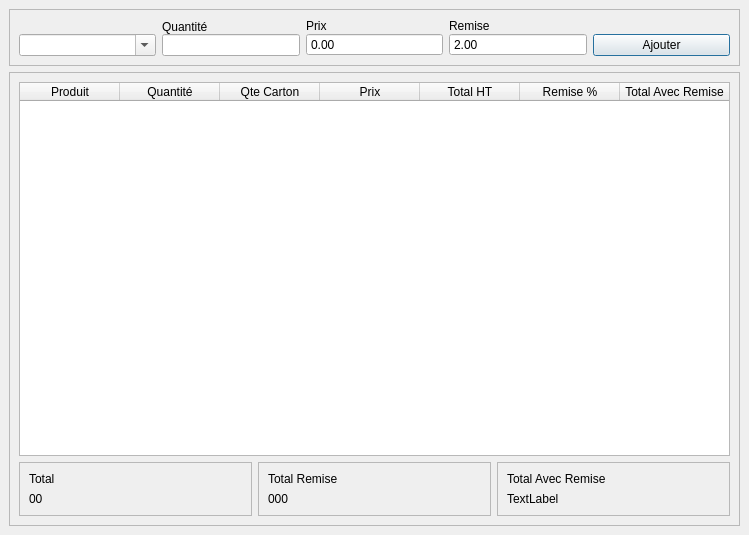
Before: the Qt Designer form gui/ui_vente_gros.ui in bdabve/credits, drawn with Qt 5.
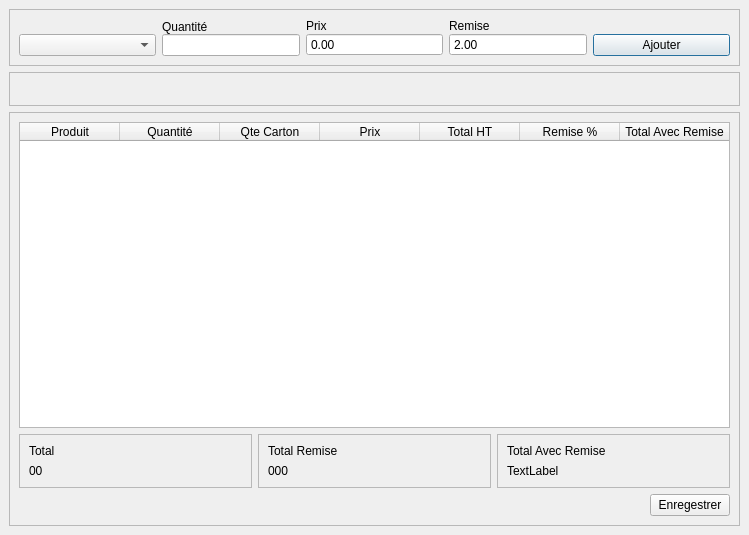
After: the same form once the commit is applied.

```diff
--- a/gui/ui_vente_gros.ui
+++ b/gui/ui_vente_gros.ui
@@ -50,7 +50,7 @@
          <item alignment="Qt::AlignBottom">
           <widget class="QComboBox" name="comboBoxProduct">
            <property name="editable">
-            <bool>true</bool>
+            <bool>false</bool>
            </property>
           </widget>
          </item>
@@ -199,6 +199,25 @@
         </layout>
        </widget>
       </item>
+      <item>
+       <widget class="QFrame" name="frame_8">
+        <property name="frameShape">
+         <enum>QFrame::StyledPanel</enum>
+        </property>
+        <property name="frameShadow">
+         <enum>QFrame::Raised</enum>
+        </property>
+        <layout class="QHBoxLayout" name="horizontalLayout_3">
+         <item>
+          <widget class="QLabel" name="labelErros">
+           <property name="text">
+            <string/>
+           </property>
+          </widget>
+         </item>
+        </layout>
+       </widget>
+      </item>
       <item>
        <widget class="QFrame" name="frameTable">
         <property name="frameShape">
@@ -361,6 +380,13 @@
            </layout>
           </widget>
          </item>
+         <item alignment="Qt::AlignRight">
+          <widget class="QPushButton" name="pushButton">
+           <property name="text">
+            <string>Enregestrer</string>
+           </property>
+          </widget>
+         </item>
         </layout>
        </widget>
       </item>
```
